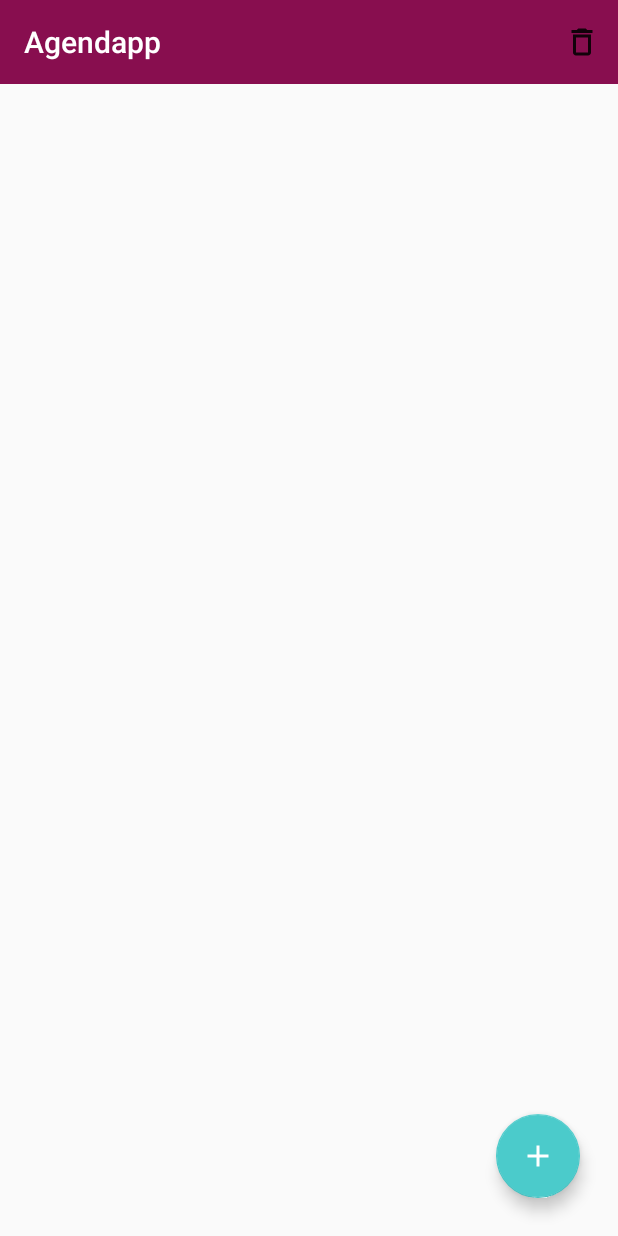
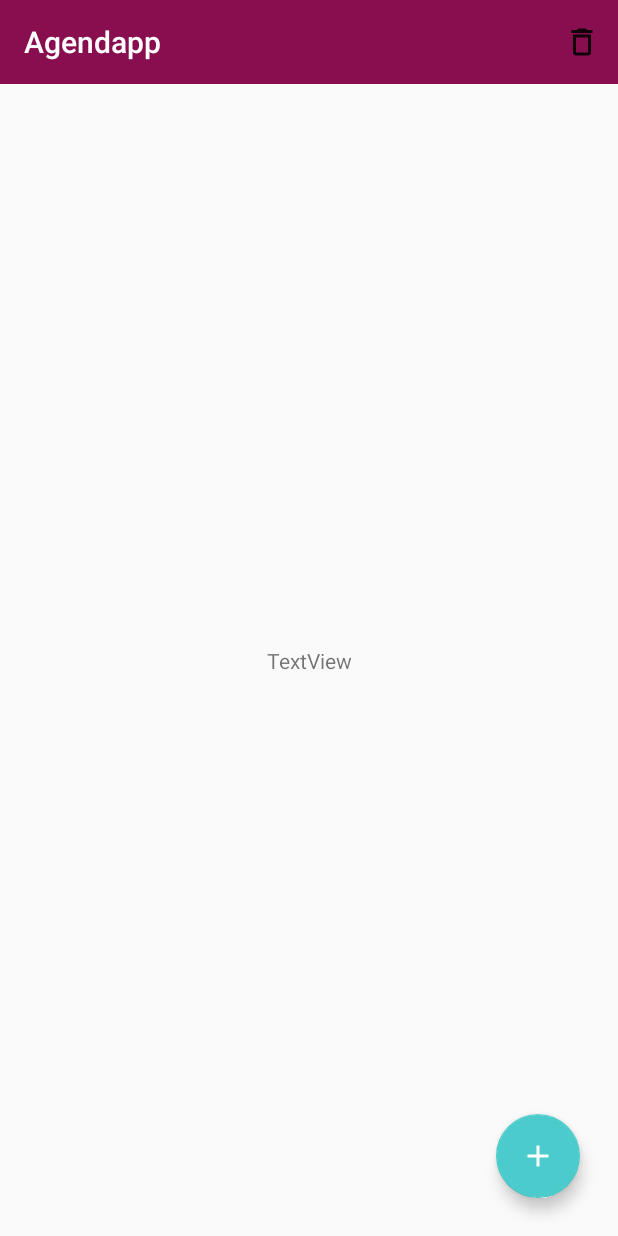
Before and after one commit to LordSinSentido/agendapp, an Android app: the MostrarTareaActivity screen opened directly, with no data from a screen before it, on a phone screen of 412 x 824 dp. Run offline under Robolectric (Android 15) with nearby library versions, the phone set to English and light mode, and no system bars; 1 statement that could not run was skipped.

Commit message:
Se implemento la serializacion de la actividad de tareas

```diff
--- a/app/src/main/java/com/classhub/agendapp/AgregarHorariosActivity.java
+++ b/app/src/main/java/com/classhub/agendapp/AgregarHorariosActivity.java
@@ -87,6 +87,8 @@ public class AgregarHorariosActivity extends AppCompatActivity {
             } else {
                 datosAGuardar.put("descripcion", "");
             }
+            datosAGuardar.put("prioridad", 1);
+            datosAGuardar.put("tipo", "Horario");
             datosAGuardar.put("fechaDeInicio", fechaDeInicio.getText().toString());
             datosAGuardar.put("horaDeInicio", horaDeFin.getText().toString());
             datosAGuardar.put("horaDeFin", horaDeFin.getText().toString());
--- a/app/src/main/java/com/classhub/agendapp/BaseDeDatosControlador.java
+++ b/app/src/main/java/com/classhub/agendapp/BaseDeDatosControlador.java
@@ -16,7 +16,7 @@ public class BaseDeDatosControlador extends SQLiteOpenHelper {
     @Override
     public void onCreate(SQLiteDatabase baseDeDatos) {
         String crearTareas = "create table tareas (id integer primary key autoincrement not null, titulo text not null, descripcion text, prioridad int not null, tipo text not null, recordatorio text, fechaDeFin date not null, horaDeFin time not null)";
-        String crearHorario = "create table horarios (id integer primary key autoincrement not null, titulo text not null, descripcion text, fechaDeInicio text not null, horaDeInicio time not null, horaDeFin time not null, ubicacion text, recordatorio text)";
+        String crearHorario = "create table horarios (id integer primary key autoincrement not null, titulo text not null, descripcion text, prioridad int not null, tipo text not null, recordatorio text, fechaDeInicio text not null, horaDeInicio time not null, horaDeFin time not null, ubicacion text)";
         String crearEvento = "create table eventos (id integer primary key autoincrement not null, titulo text not null, descripcion text, prioridad int not null, tipo text not null, recordatorio text, fechaDeFin date not null, horaDeFin time not null, ubicacion text, horaDeInicio time not null, fechaDeInicio date not null)";
 
         try {
--- a/app/src/main/java/com/classhub/agendapp/MostrarTareaActivity.java
+++ b/app/src/main/java/com/classhub/agendapp/MostrarTareaActivity.java
@@ -6,17 +6,25 @@ import android.os.Bundle;
 import android.view.Menu;
 import android.view.MenuItem;
 import android.view.View;
+import android.widget.TextView;
 import android.widget.Toast;
 
 import com.google.android.material.snackbar.BaseTransientBottomBar;
 import com.google.android.material.snackbar.Snackbar;
 
 public class MostrarTareaActivity extends AppCompatActivity {
+    private TextView prueba;
+    ActividadDatos datos;
 
     @Override
     protected void onCreate(Bundle savedInstanceState) {
         super.onCreate(savedInstanceState);
         setContentView(R.layout.activity_mostrar_tarea);
+
+        prueba = findViewById(R.id.prueba);
+        datos = (ActividadDatos) getIntent().getSerializableExtra("datos");
+
+        prueba.setText(datos.getTitulo() + "" + datos.getId());
     }
 
     public boolean onCreateOptionsMenu (Menu menu) {
@@ -28,4 +36,6 @@ public class MostrarTareaActivity extends AppCompatActivity {
         Toast.makeText(this, "Si funciona", Toast.LENGTH_SHORT).show();
         return super.onOptionsItemSelected(item);
     }
+
+
 }
--- a/app/src/main/java/com/classhub/agendapp/ProximosFragment.java
+++ b/app/src/main/java/com/classhub/agendapp/ProximosFragment.java
@@ -90,9 +90,5 @@ public class ProximosFragment extends Fragment {
     }
 
     private void llenarLista() {
-
-        listaActividades.add(new ActividadDatos("Planeación estratégica y Habilidades directivas", "De 9:30am a 11:10am", R.drawable.icono_horario));
-        listaActividades.add(new ActividadDatos("Matemáticas", "Entregar los ejercicios de la página 34 y 35", R.drawable.icono_tareas));
-        listaActividades.add(new ActividadDatos("Examen de ciencias", "De 12:50am a 13:40am", R.drawable.icono_eventos));
     }
 }
--- a/app/src/main/res/layout/activity_mostrar_tarea.xml
+++ b/app/src/main/res/layout/activity_mostrar_tarea.xml
@@ -24,4 +24,14 @@
         app:layout_constraintEnd_toEndOf="parent"
         app:rippleColor="@color/colorSecundarioClaro"
         app:srcCompat="@drawable/icono_agregar" />
+
+    <TextView
+        android:id="@+id/prueba"
+        android:layout_width="wrap_content"
+        android:layout_height="wrap_content"
+        android:text="TextView"
+        app:layout_constraintBottom_toBottomOf="parent"
+        app:layout_constraintEnd_toEndOf="parent"
+        app:layout_constraintStart_toStartOf="parent"
+        app:layout_constraintTop_toTopOf="parent" />
 </androidx.constraintlayout.widget.ConstraintLayout>
```
Also changed, not shown: app/src/main/java/com/classhub/agendapp/ActividadDatos.java (+47 -9 lines), app/src/main/java/com/classhub/agendapp/TareasFragment.java (+10 -3 lines).
